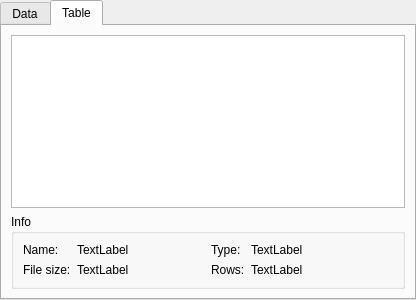
Frostshake/WDBx, file src/table.ui: the form before one commit.
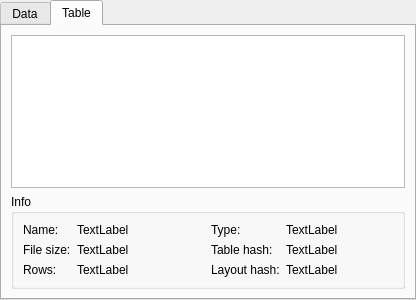
The form after the commit. The open tabs and pages were chosen to show the change. Custom widgets are drawn as their Qt base class.

Commit message: Include table and layout hash in gui.

The edit to the form file:
```diff
--- a/src/table.ui
+++ b/src/table.ui
@@ -140,6 +140,23 @@
               </property>
              </widget>
             </item>
+            <item row="2" column="0">
+             <widget class="QLabel" name="label_7">
+              <property name="text">
+               <string>Rows:</string>
+              </property>
+             </widget>
+            </item>
+            <item row="2" column="1">
+             <widget class="QLabel" name="labelTableRows">
+              <property name="text">
+               <string>TextLabel</string>
+              </property>
+              <property name="textInteractionFlags">
+               <set>Qt::LinksAccessibleByMouse|Qt::TextSelectableByKeyboard|Qt::TextSelectableByMouse</set>
+              </property>
+             </widget>
+            </item>
            </layout>
           </item>
           <item>
@@ -162,14 +179,31 @@
              </widget>
             </item>
             <item row="1" column="0">
-             <widget class="QLabel" name="label_7">
+             <widget class="QLabel" name="label_3">
               <property name="text">
-               <string>Rows:</string>
+               <string>Table hash:</string>
               </property>
              </widget>
             </item>
             <item row="1" column="1">
-             <widget class="QLabel" name="labelTableRows">
+             <widget class="QLabel" name="labelTableHash">
+              <property name="text">
+               <string>TextLabel</string>
+              </property>
+              <property name="textInteractionFlags">
+               <set>Qt::LinksAccessibleByMouse|Qt::TextSelectableByKeyboard|Qt::TextSelectableByMouse</set>
+              </property>
+             </widget>
+            </item>
+            <item row="2" column="0">
+             <widget class="QLabel" name="label_6">
+              <property name="text">
+               <string>Layout hash:</string>
+              </property>
+             </widget>
+            </item>
+            <item row="2" column="1">
+             <widget class="QLabel" name="labelLayoutHash">
               <property name="text">
                <string>TextLabel</string>
               </property>
```
Left out of the diff: 2 changed lines with no effect on the pictures. The commit also changes 2 other files.
